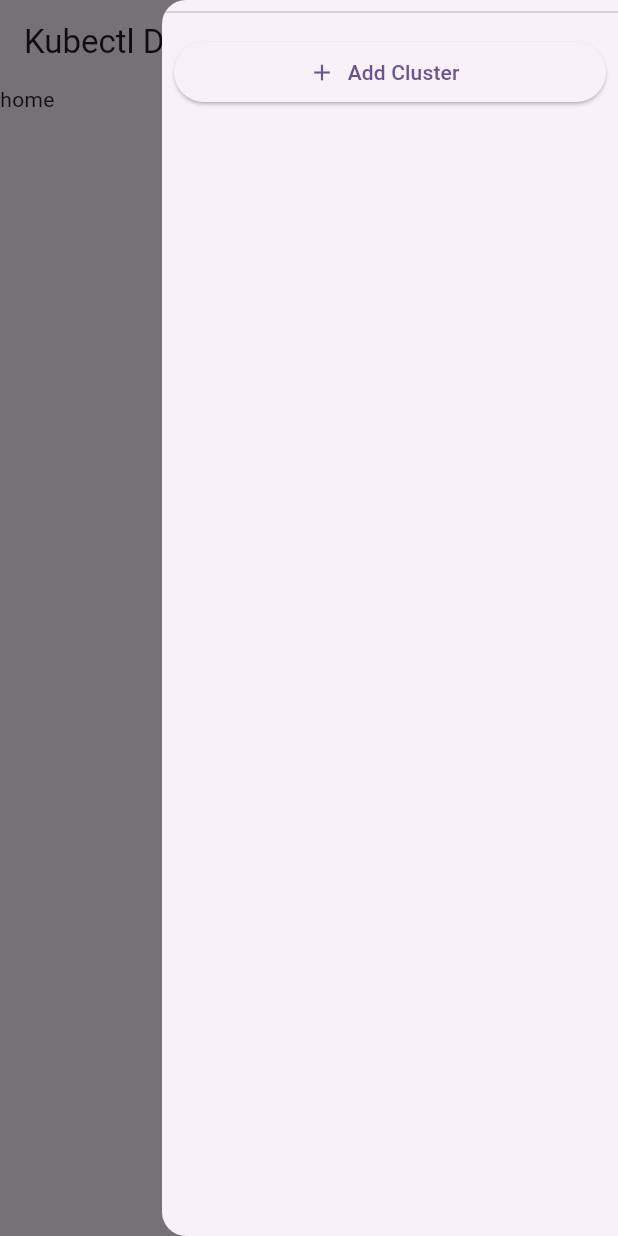
After one commit to m3talsmith/kubectl_dashboard, a Flutter app: the screen it shows after launch, with the side drawer open, on a phone screen of 412 x 824 dp. The commit adds this screen. Run offline on Flutter 3.47's test engine with Material 3 defaults, Android fonts, the phone set to English and light mode, and no system bars; our stand-ins replace flutter_riverpod, yaml; missing offline and left inert: kubeconfig, yaml_writer.

Commit message:
Refactor out app drawer

```diff
--- /dev/null
+++ b/lib/app/app_drawer.dart
@@ -0,0 +1,67 @@
+import 'package:flutter/material.dart';
+import 'package:flutter_riverpod/flutter_riverpod.dart';
+
+import 'config.dart';
+import 'config/add_config.dart';
+import 'config/config_tile_item.dart';
+import 'config/providers.dart';
+
+class AppDrawer extends ConsumerWidget {
+  const AppDrawer({super.key});
+
+  @override
+  Widget build(BuildContext context, WidgetRef ref) {
+    final configs = ref.watch(configsProvider);
+    ref.watch(configsProvider.notifier).addListener(saveConfigs);
+
+    final currentConfigIndex = ref.watch(currentConfigIndexProvider);
+    final Config? currentConfig = configs?[currentConfigIndex];
+
+    return Drawer(
+      child: ListView(
+        children: [
+          if (configs != null)
+            ...configs.map((e) {
+              final index = configs.indexOf(e);
+
+              onTap() {
+                ref.watch(currentConfigIndexProvider.notifier).state =
+                    index;
+                Navigator.of(context).pop();
+              }
+
+              return ConfigListTile(
+                config: e,
+                selected: currentConfig,
+                onTap: onTap,
+              );
+            }),
+          const Divider(),
+          Padding(
+            padding: const EdgeInsets.all(8.0),
+            child: ElevatedButton.icon(
+              onPressed: () async {
+                final Config? config =
+                await Navigator.of(context).push(MaterialPageRoute(
+                  builder: (context) => const AddConfigForm(),
+                ));
+                if (config != null) {
+                  final c = (configs == null) ? [config] : configs
+                    ..add(config);
+                  final index = c.length - 1;
+                  ref.watch(currentConfigIndexProvider.notifier).state =
+                      index;
+                  ref.watch(configsProvider.notifier).state = c;
+                  ref.invalidate(configsProvider);
+                }
+              },
+              icon: const Icon(Icons.add),
+              label: const Text('Add Cluster'),
+            ),
+          ),
+        ],
+      ),
+    );
+  }
+
+}
```
Also changed, not shown: lib/app.dart (+2 -47 lines).
